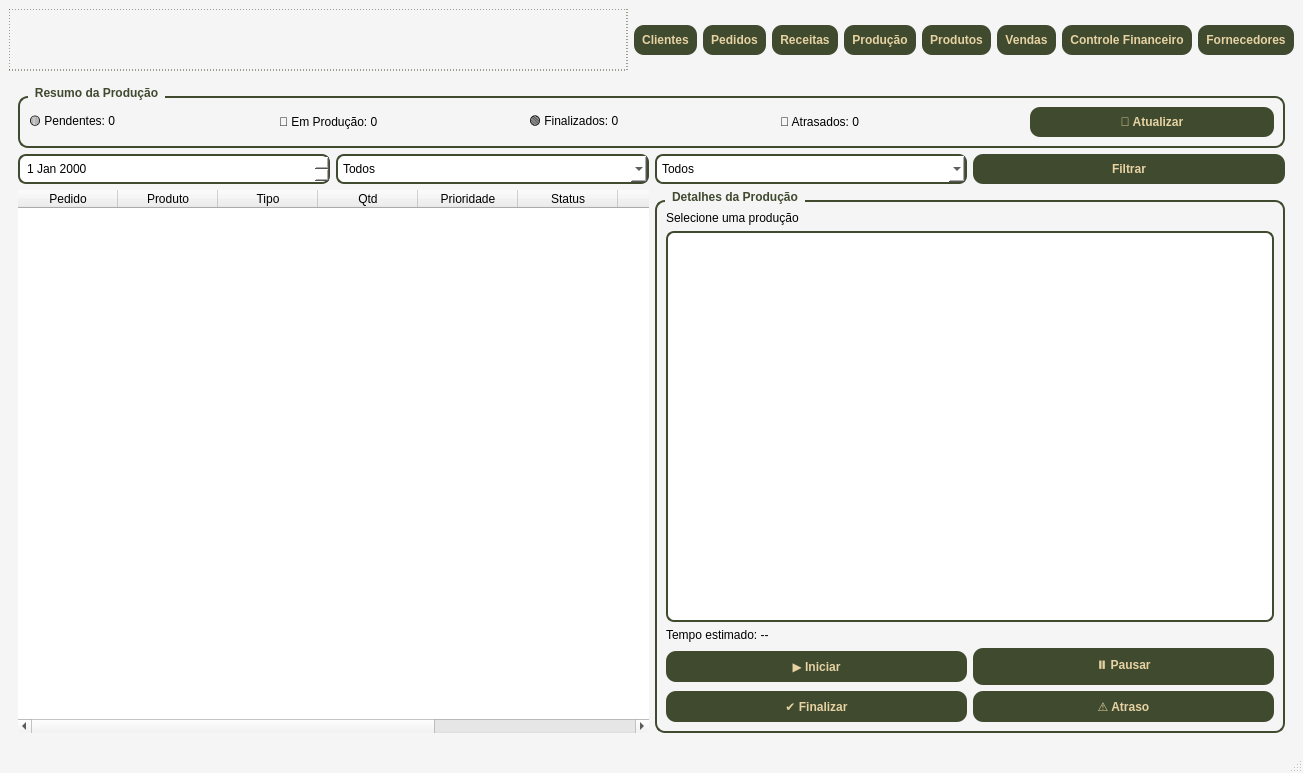
Above: telas/tela_menu.ui from Faeldh/sistema_confeitaria before the change. Below: the same form after it.
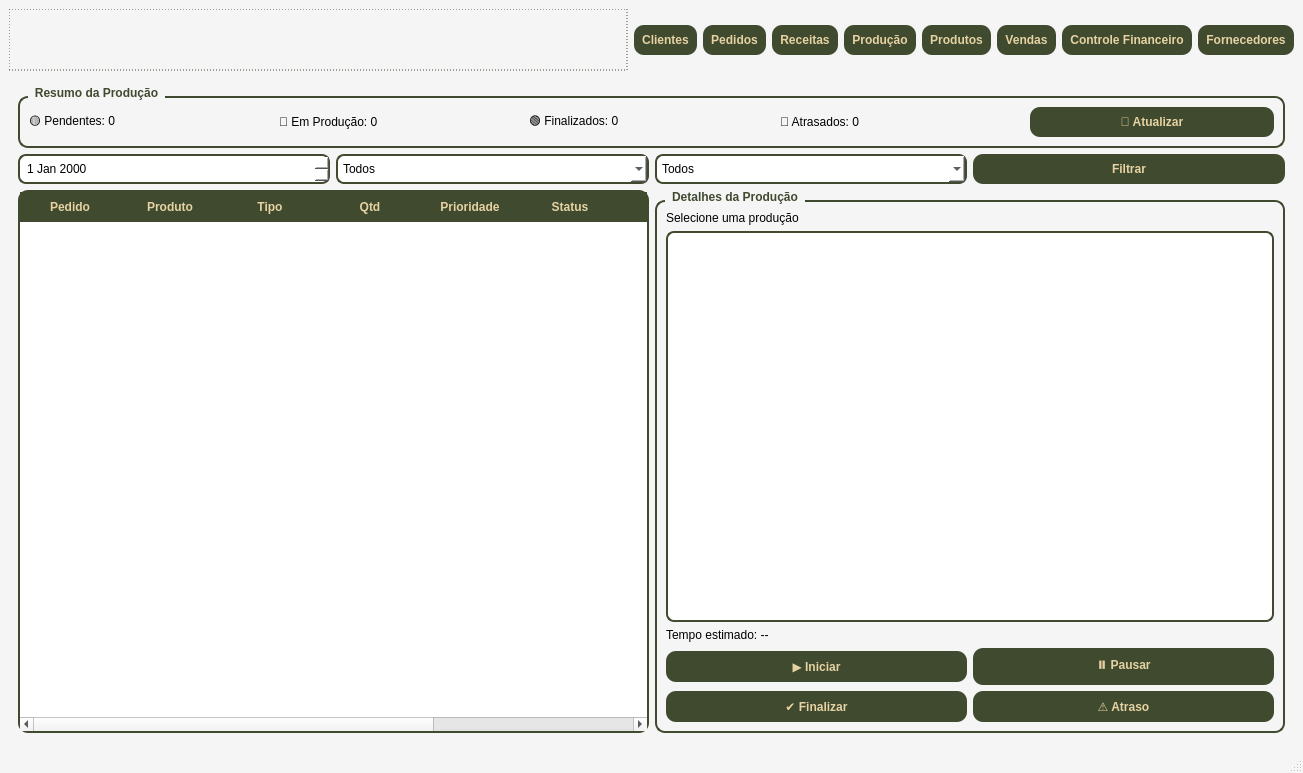
That is the form after the change. The open tabs and pages were chosen to show the change.

```diff
--- a/telas/tela_menu.ui
+++ b/telas/tela_menu.ui
@@ -962,24 +962,125 @@
     <!-- ===================== TABELA PRINCIPAL ===================== -->
     <item>
      <widget class="QTableWidget" name="tableProducao">
+            <property name="styleSheet">
+             <string notr="true">QTableWidget {
+    background-color: white;
+    border: 2px solid #3F4A2F;
+    border-radius: 10px;
+    gridline-color: #3F4A2F;
+    alternate-background-color: #F0F0F0;
+    selection-background-color: #3F4A2F;
+    selection-color: #E6D2A2;
+    font-size: 12px;
+}
+
+
+QTableWidget::item {
+    padding: 6px;
+}
+
+
+QTableWidget::item:selected {
+    background-color: #3F4A2F;
+    color: #E6D2A2;
+}
+
+
+QHeaderView::section {
+    background-color: #3F4A2F;
+    color: #E6D2A2;
+    padding: 6px;
+    border: none;
+    font-weight: bold;
+}
+
+
+QHeaderView::section:hover {
+    background-color: #2E3723;
+}
+
+
+QTableWidget {
+    alternate-background-color: #F5F5F5;
+}
+
+QTableWidget {
+    background-color: white;
+    border: 2px solid #3F4A2F;
+    border-radius: 10px;
+    gridline-color: #3F4A2F;
+    font-size: 12px;
+    alternate-background-color: #F5F5F5;
+    selection-background-color: #3F4A2F;
+    selection-color: #E6D2A2;
+}
+
+QTableWidget::item {
+    padding: 6px;
+}
+
+QHeaderView::section {
+    background-color: #3F4A2F;
+    color: #E6D2A2;
+    padding: 6px;
+    font-weight: bold;
+    border: none;
+}
+
+QHeaderView::section:hover {
+    background-color: #2E3723;
+}</string>
+            </property>
       <property name="columnCount">
        <number>9</number>
       </property>
-
-      <column><property name="text"><string>Pedido</string></property></column>
-      <column><property name="text"><string>Produto</string></property></column>
-      <column><property name="text"><string>Tipo</string></property></column>
-      <column><property name="text"><string>Qtd</string></property></column>
-      <column><property name="text"><string>Prioridade</string></property></column>
-      <column><property name="text"><string>Status</string></property></column>
-      <column><property name="text"><string>Início</string></property></column>
-      <column><property name="text"><string>Entrega</string></property></column>
-      <column><property name="text"><string>Responsável</string></property></column>
-
-     </widget>
-    </item>
-
-    <!-- ===================== DETALHES ===================== -->
+            <column>
+             <property name="text">
+              <string>Pedido</string>
+             </property>
+            </column>
+            <column>
+             <property name="text">
+              <string>Produto</string>
+             </property>
+            </column>
+            <column>
+             <property name="text">
+              <string>Tipo</string>
+             </property>
+            </column>
+            <column>
+             <property name="text">
+              <string>Qtd</string>
+             </property>
+            </column>
+            <column>
+             <property name="text">
+              <string>Prioridade</string>
+             </property>
+            </column>
+            <column>
+             <property name="text">
+              <string>Status</string>
+             </property>
+            </column>
+            <column>
+             <property name="text">
+              <string>Início</string>
+             </property>
+            </column>
+            <column>
+             <property name="text">
+              <string>Entrega</string>
+             </property>
+            </column>
+            <column>
+             <property name="text">
+              <string>Responsável</string>
+             </property>
+            </column>
+           </widget>
+          </item>
     <item>
      <widget class="QGroupBox" name="groupBoxDetalhesProducao">
       <property name="title">
```
Left out of the diff: 202 changed lines with no effect on the pictures. Lines whose indentation alone changed are shown as unchanged.
